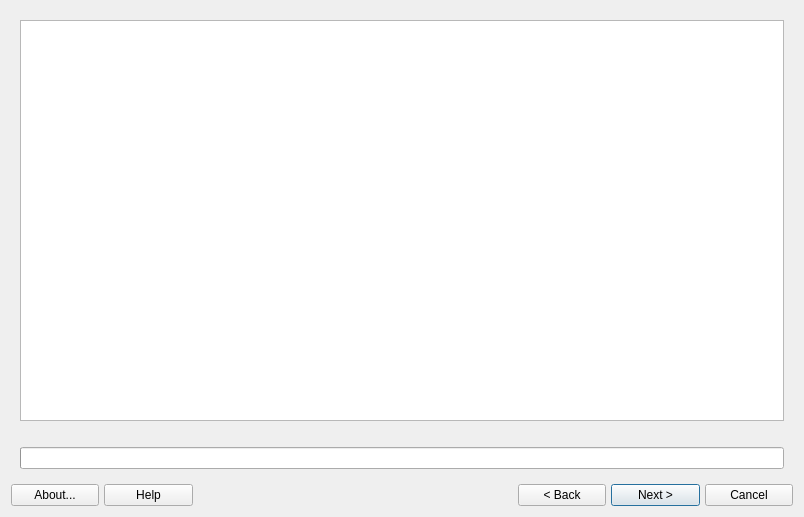
Qt form isosnapshot.ui (antiX-Linux/iso-snapshot) before a commit.
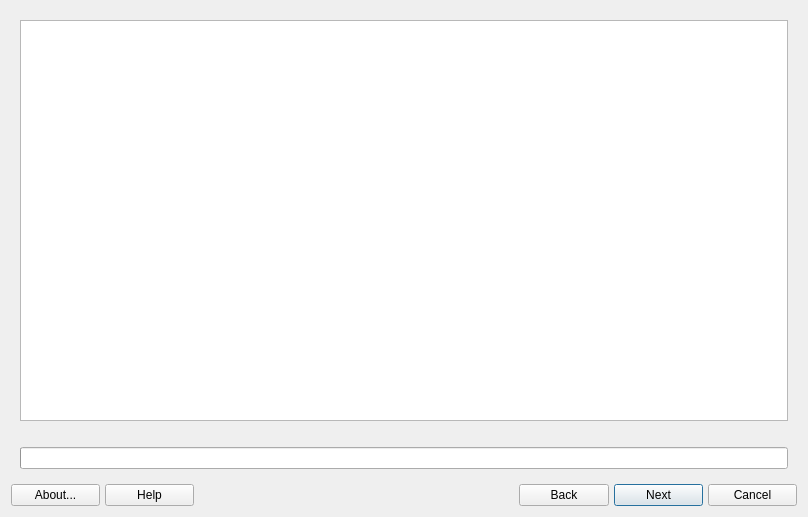
The same form after that commit. Icons and pictures are not drawn.

```diff
--- a/isosnapshot.ui
+++ b/isosnapshot.ui
@@ -6,7 +6,7 @@
    <rect>
     <x>0</x>
     <y>0</y>
-    <width>804</width>
+    <width>808</width>
     <height>517</height>
    </rect>
   </property>
@@ -637,7 +637,10 @@
         </sizepolicy>
        </property>
        <property name="text">
-        <string>Next &gt;</string>
+        <string>Next</string>
+       </property>
+       <property name="icon">
+        <iconset theme="go-next"/>
        </property>
        <property name="shortcut">
         <string/>
@@ -659,7 +662,10 @@
         </sizepolicy>
        </property>
        <property name="text">
-        <string>&lt; Back</string>
+        <string>Back</string>
+       </property>
+       <property name="icon">
+        <iconset theme="go-previous"/>
        </property>
       </widget>
      </item>
```
Left out of the diff: 21 changed lines with no effect on the pictures.
